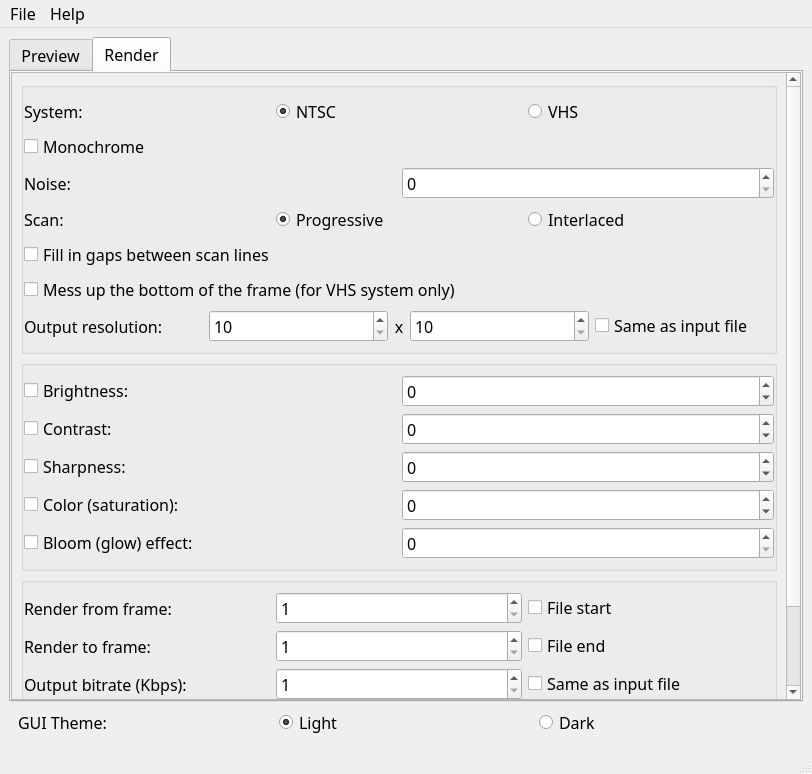
Old version of the form gui.ui in the repository F33RNI/NTSC-VHS-Renderer.
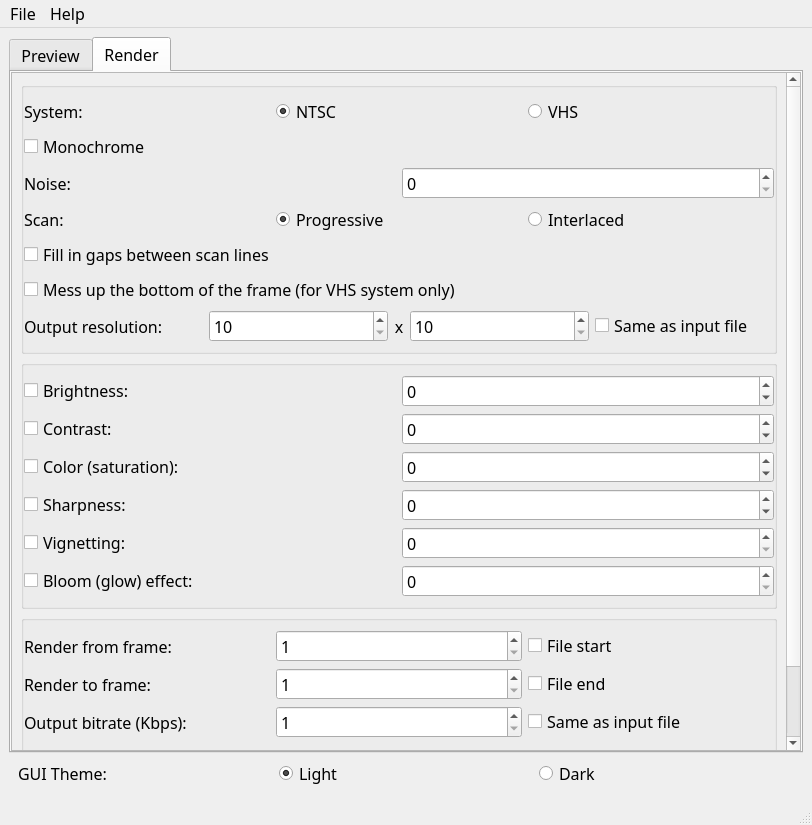
New version of the form. The open tabs and pages were chosen to show the change.

Commit message: Add vignetting effect

Diff of the .ui file:
```diff
--- a/gui.ui
+++ b/gui.ui
@@ -8,7 +8,7 @@
     <x>0</x>
     <y>0</y>
     <width>812</width>
-    <height>774</height>
+    <height>825</height>
    </rect>
   </property>
   <property name="font">
@@ -256,7 +256,7 @@
              <x>0</x>
              <y>0</y>
              <width>786</width>
-             <height>650</height>
+             <height>701</height>
             </rect>
            </property>
            <layout class="QVBoxLayout" name="verticalLayout">
@@ -461,7 +461,7 @@
              </widget>
             </item>
             <item>
-             <spacer name="verticalSpacer_2">
+             <spacer name="verticalSpacer">
               <property name="orientation">
                <enum>Qt::Vertical</enum>
               </property>
@@ -527,27 +527,6 @@
                  </item>
                 </layout>
                </item>
-               <item>
-                <layout class="QHBoxLayout" name="horizontalLayout_19">
-                 <item>
-                  <widget class="QCheckBox" name="cb_sharpness_enabled">
-                   <property name="text">
-                    <string>Sharpness:</string>
-                   </property>
-                  </widget>
-                 </item>
-                 <item>
-                  <widget class="QSpinBox" name="sb_sharpness">
-                   <property name="minimum">
-                    <number>-100</number>
-                   </property>
-                   <property name="maximum">
-                    <number>1000</number>
-                   </property>
-                  </widget>
-                 </item>
-                </layout>
-               </item>
                <item>
                 <layout class="QHBoxLayout" name="horizontalLayout_18">
                  <item>
@@ -569,6 +548,45 @@
                  </item>
                 </layout>
                </item>
+               <item>
+                <layout class="QHBoxLayout" name="horizontalLayout_19">
+                 <item>
+                  <widget class="QCheckBox" name="cb_sharpness_enabled">
+                   <property name="text">
+                    <string>Sharpness:</string>
+                   </property>
+                  </widget>
+                 </item>
+                 <item>
+                  <widget class="QSpinBox" name="sb_sharpness">
+                   <property name="minimum">
+                    <number>-100</number>
+                   </property>
+                   <property name="maximum">
+                    <number>1000</number>
+                   </property>
+                  </widget>
+                 </item>
+                </layout>
+               </item>
+               <item>
+                <layout class="QHBoxLayout" name="horizontalLayout_21">
+                 <item>
+                  <widget class="QCheckBox" name="cb_vignette_enabled">
+                   <property name="text">
+                    <string>Vignetting:</string>
+                   </property>
+                  </widget>
+                 </item>
+                 <item>
+                  <widget class="QSpinBox" name="sb_vignette">
+                   <property name="maximum">
+                    <number>1000</number>
+                   </property>
+                  </widget>
+                 </item>
+                </layout>
+               </item>
                <item>
                 <layout class="QHBoxLayout" name="horizontalLayout_11">
                  <item>
@@ -591,7 +609,7 @@
              </widget>
             </item>
             <item>
-             <spacer name="verticalSpacer">
+             <spacer name="verticalSpacer_2">
               <property name="orientation">
                <enum>Qt::Vertical</enum>
               </property>
```
Left out of the diff: 4 changed lines with no effect on the pictures. The commit also changes 5 other files.
